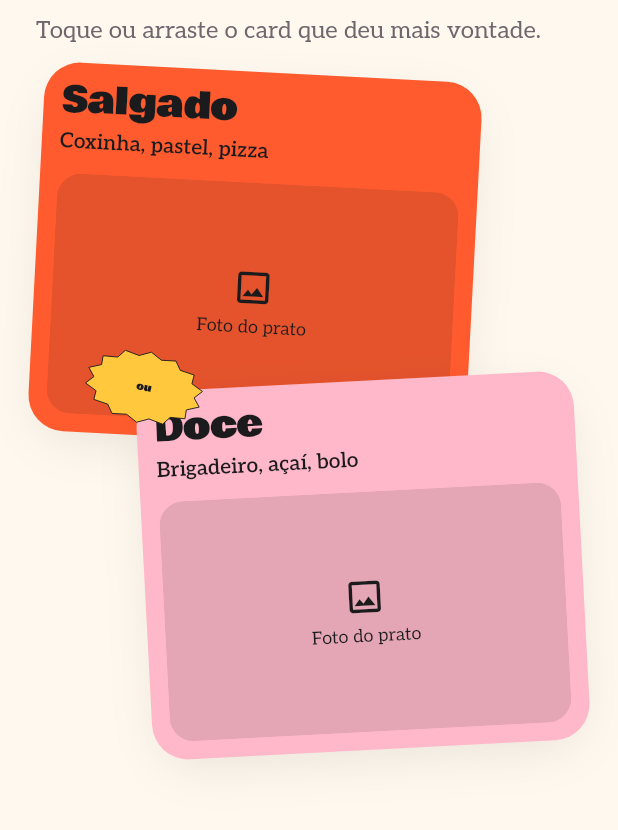
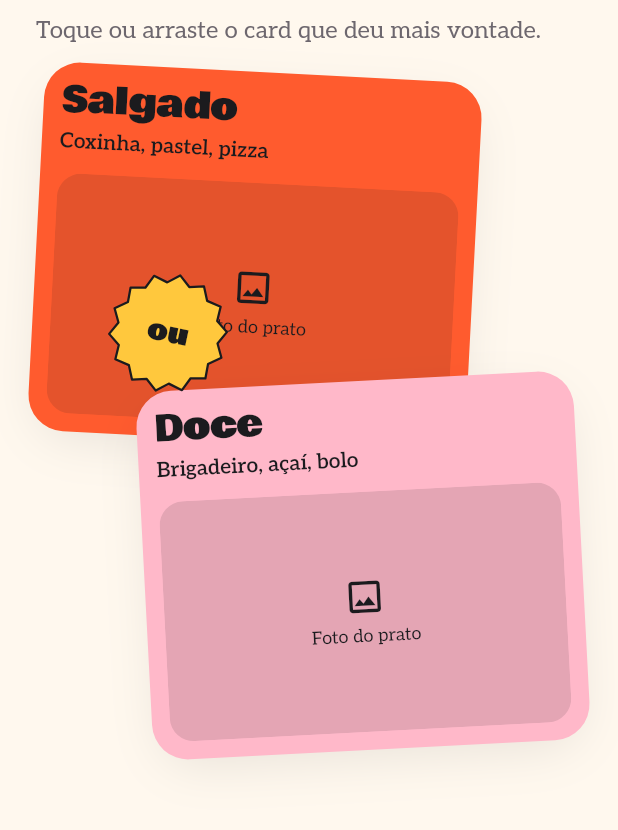
Before and after one commit to Rango-App-Mobile/rango_app, a Flutter app: the screen it shows after launch, on a phone screen of 412 x 824 dp, the part 252-1082 px from its top. Run offline on Flutter 3.47's test engine with Material 3 defaults, Android fonts, the phone set to English and light mode, and no system bars; our stand-ins replace flutter_riverpod, freezed_annotation, go_router.

Commit message:
fix(swipe): size the 'ou' sticker as in Figma and cover cancelled drags (#11)
Co-Authored-By: Claude Opus 5.5 <noreply@anthropic.com>

```diff
--- a/lib/core/widgets/rango_sticker.dart
+++ b/lib/core/widgets/rango_sticker.dart
@@ -23,14 +23,19 @@ class RangoSticker extends StatelessWidget {
   const RangoSticker({
     required this.label,
     this.color = RangoStickerColor.mustard,
+    this.size = defaultSize,
     super.key,
   });
 
   final String label;
   final RangoStickerColor color;
 
-  static const _width = 212.0;
-  static const _height = 128.0;
+  /// Instances are resized in Figma (the "ou" of the swipe is 80 x 80); the
+  /// label keeps its text style instead of shrinking with the star.
+  final Size size;
+
+  /// Size of the main component in Figma.
+  static const defaultSize = Size(212, 128);
 
   @override
   Widget build(BuildContext context) {
@@ -38,14 +43,14 @@ class RangoSticker extends StatelessWidget {
       label: label,
       excludeSemantics: true,
       child: CustomPaint(
-        size: const Size(_width, _height),
+        size: size,
         painter: StarburstPainter(
           fill: color.foodTheme.background,
           stroke: context.colors.borderStrong,
         ),
         child: SizedBox(
-          width: _width,
-          height: _height,
+          width: size.width,
+          height: size.height,
           child: Padding(
             padding: const EdgeInsets.symmetric(horizontal: AppSpace.md),
             child: Center(
--- a/lib/screens/swipe/widgets/swipe_choice_cards.dart
+++ b/lib/screens/swipe/widgets/swipe_choice_cards.dart
@@ -34,7 +34,12 @@ class SwipeChoiceCards extends StatefulWidget {
   static const double _firstAngle = 3 * math.pi / 180;
   static const double _secondAngle = -3 * math.pi / 180;
 
-  static const _stickerWidth = 80.0;
+  /// Figma "ou" Sticker instance: 80 x 80.
+  static const _stickerSize = 80.0;
+
+  /// Sticker position relative to card B's top-left. Figma-only offsets.
+  static const _stickerLeft = -24.0;
+  static const _stickerTop = -72.0;
   static const double _stickerAngle = 12 * math.pi / 180;
 
   static const _entranceDuration = Duration(milliseconds: 250);
@@ -116,17 +121,17 @@ class _SwipeChoiceCardsState extends State<SwipeChoiceCards>
               children: [
                 _card(widget.second, SwipeChoiceCards._secondAngle),
                 // Decorative: a pointer on it would steal taps from the cards.
+                // Sits on the seam, mostly over card A, so it never hides
+                // card B's title.
                 Positioned(
-                  left: -SwipeChoiceCards._stickerWidth / 2,
-                  top: -SwipeChoiceCards._stickerWidth / 4,
+                  left: SwipeChoiceCards._stickerLeft,
+                  top: SwipeChoiceCards._stickerTop,
                   child: IgnorePointer(
                     child: Transform.rotate(
                       angle: SwipeChoiceCards._stickerAngle,
-                      child: const SizedBox(
-                        width: SwipeChoiceCards._stickerWidth,
-                        child: FittedBox(
-                          child: RangoSticker(label: 'ou'),
-                        ),
+                      child: const RangoSticker(
+                        label: 'ou',
+                        size: Size.square(SwipeChoiceCards._stickerSize),
                       ),
                     ),
                   ),
```
Also changed, not shown: 1 other file.
